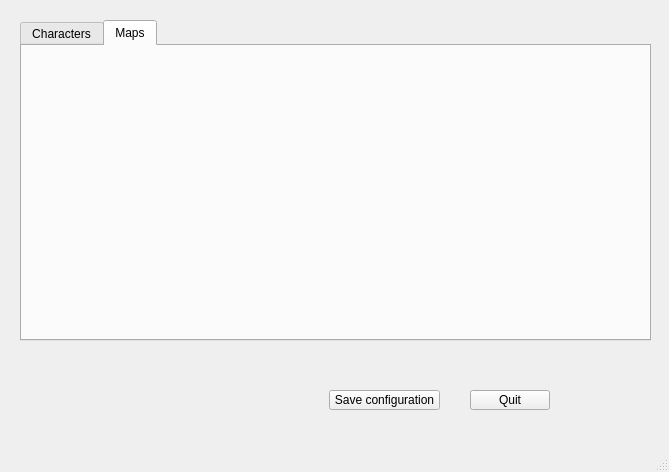
Debrugger/platformer-fps, file rc/configurator.ui: the form before one commit.
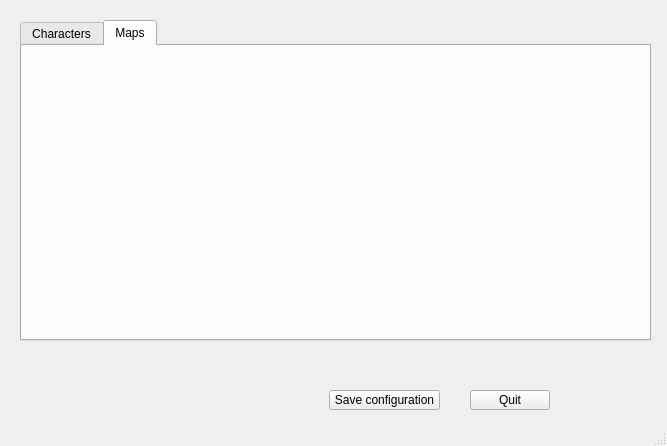
The form after the commit. The open tabs and pages were chosen to show the change.

```diff
--- a/rc/configurator.ui
+++ b/rc/configurator.ui
@@ -6,8 +6,8 @@
    <rect>
     <x>0</x>
     <y>0</y>
-    <width>669</width>
-    <height>472</height>
+    <width>667</width>
+    <height>446</height>
    </rect>
   </property>
   <property name="windowTitle">
```
Left out of the diff: 21 changed lines with no effect on the pictures. Lines whose indentation alone changed are shown as unchanged.
